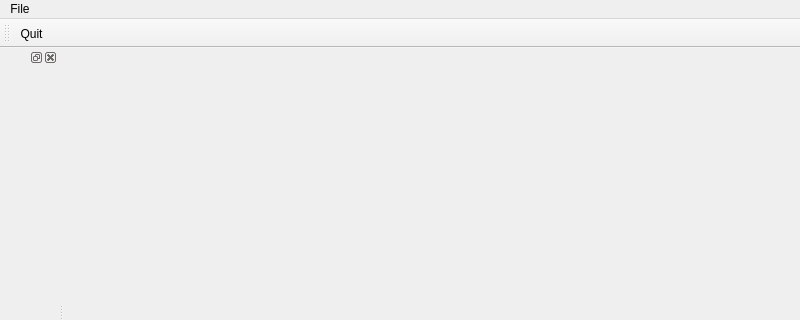
Before: the Qt Designer form src/app/ddMainWindow.ui in openhumanoids/oh-distro, drawn with Qt 5; both pictures show x 0 to 800 and y 0 to 320 of the 800 by 600 pixel window.
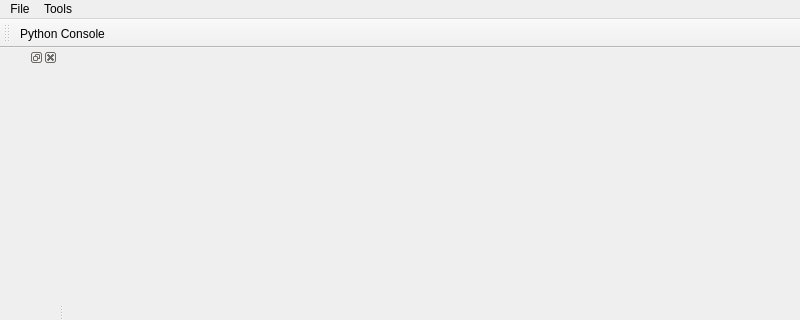
After: the same form once the commit is applied. Icons and pictures are not drawn.

Commit message: adding Python support

```diff
--- a/src/app/ddMainWindow.ui
+++ b/src/app/ddMainWindow.ui
@@ -20,7 +20,7 @@
      <x>0</x>
      <y>0</y>
      <width>800</width>
-     <height>25</height>
+     <height>22</height>
     </rect>
    </property>
    <widget class="QMenu" name="menuFile">
@@ -29,7 +29,14 @@
     </property>
     <addaction name="ActionQuit"/>
    </widget>
+   <widget class="QMenu" name="menuTools">
+    <property name="title">
+     <string>Tools</string>
+    </property>
+    <addaction name="ActionPythonConsole"/>
+   </widget>
    <addaction name="menuFile"/>
+   <addaction name="menuTools"/>
   </widget>
   <widget class="QStatusBar" name="StatusBar"/>
   <widget class="QDockWidget" name="ObjectsDock">
@@ -50,7 +57,7 @@
    <attribute name="toolBarBreak">
     <bool>false</bool>
    </attribute>
-   <addaction name="ActionQuit"/>
+   <addaction name="ActionPythonConsole"/>
   </widget>
   <widget class="QDockWidget" name="PropertiesDock">
    <attribute name="dockWidgetArea">
@@ -69,6 +76,21 @@
     <enum>Qt::ApplicationShortcut</enum>
    </property>
   </action>
+  <action name="ActionPythonConsole">
+   <property name="icon">
+    <iconset resource="images/resources.qrc">
+     <normaloff>:/images/python_logo.png</normaloff>:/images/python_logo.png</iconset>
+   </property>
+   <property name="text">
+    <string>Python Console</string>
+   </property>
+   <property name="shortcut">
+    <string>F8</string>
+   </property>
+   <property name="shortcutContext">
+    <enum>Qt::ApplicationShortcut</enum>
+   </property>
+  </action>
  </widget>
  <resources/>
  <connections/>
```
Left out of the diff: 8 changed lines with no effect on the pictures. The commit also changes 22 other files.
